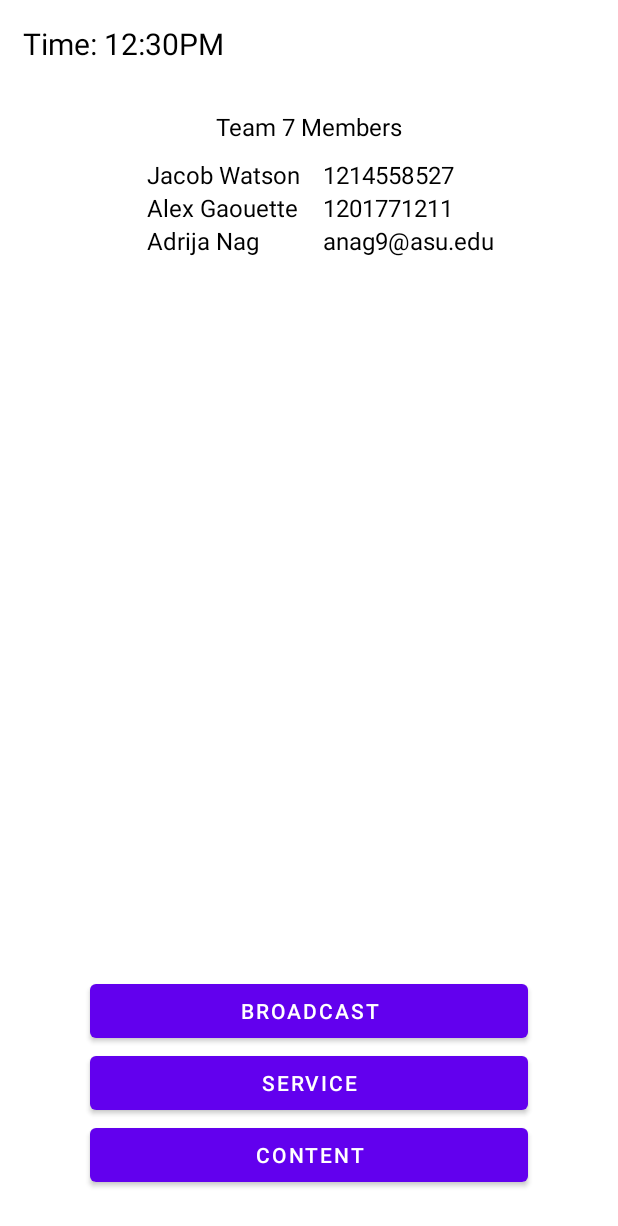
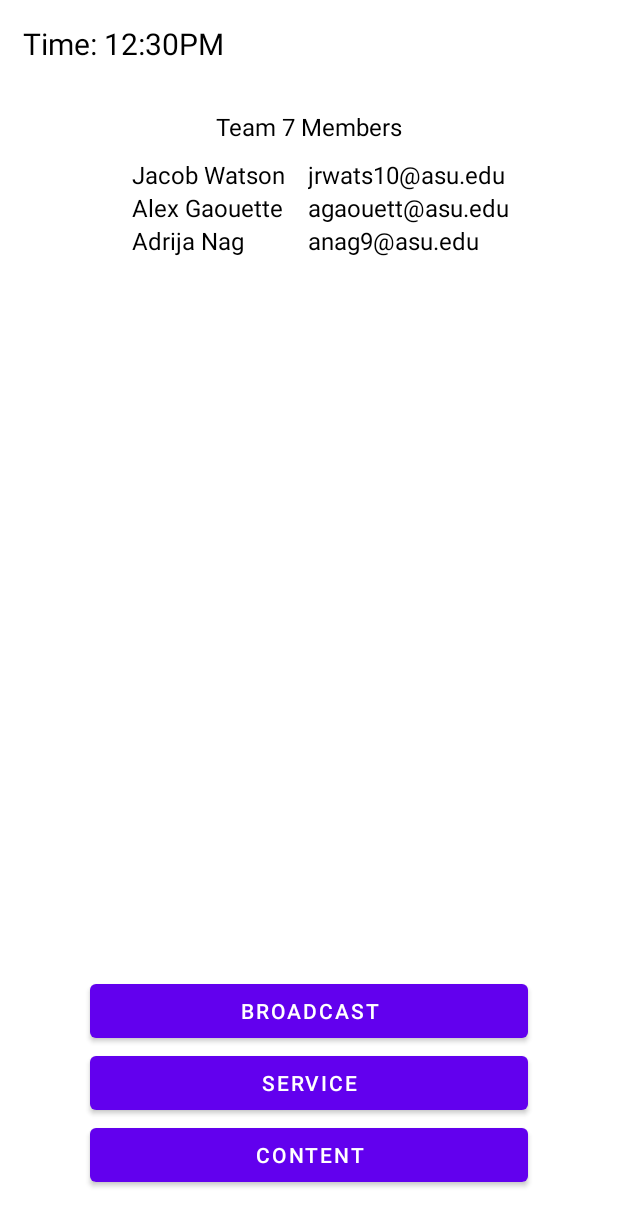
Before and after one commit to bansheerubber/ProjectPart1, an Android app: the screen it shows after launch (MainActivity), on a phone screen of 412 x 824 dp. Shown: the top 1226 px of the screen. Run offline under Robolectric (Android 15) with nearby library versions, the phone set to English and light mode, and no system bars; our stand-ins replace navigation-ui.

Commit message:
change ASU id's to ASU emails

```diff
--- a/app/src/main/res/layout/activity_main.xml
+++ b/app/src/main/res/layout/activity_main.xml
@@ -62,7 +62,7 @@
                         android:id="@+id/textView12"
                         android:layout_width="wrap_content"
                         android:layout_height="wrap_content"
-                        android:text="1214558527"
+                        android:text="jrwats10@asu.edu"
                         android:textColor="#000000"
                         android:textSize="16sp" />
                 </TableRow>
@@ -84,7 +84,7 @@
                         android:id="@+id/textView15"
                         android:layout_width="wrap_content"
                         android:layout_height="wrap_content"
-                        android:text="1201771211"
+                        android:text="agaouett@asu.edu"
                         android:textColor="#000000"
                         android:textSize="16sp" />
                 </TableRow>
```
